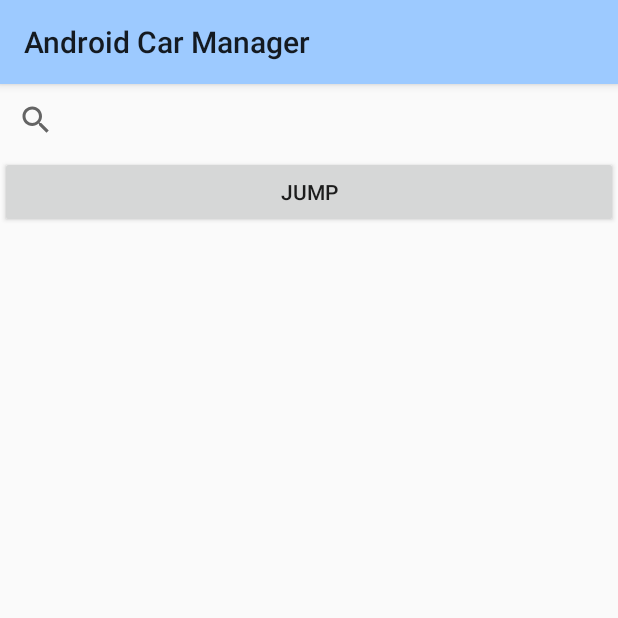
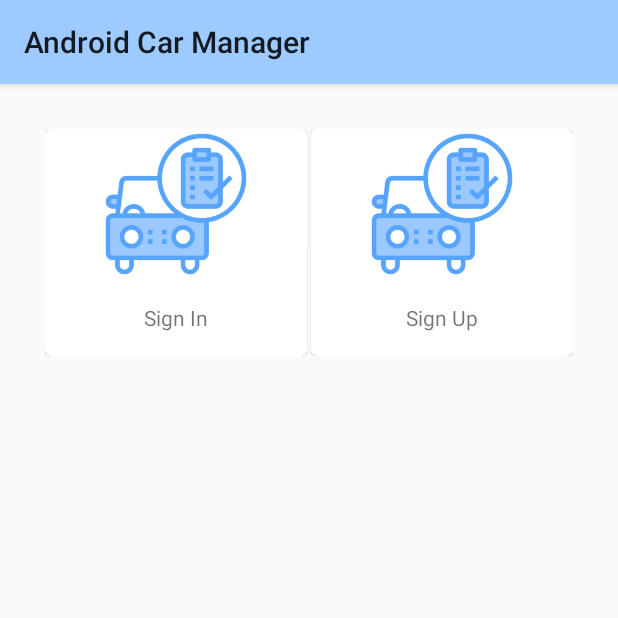
Before and after one commit to mrsaifullah52/android-car-manager, an Android app: the screen it shows after launch (MainActivity), on a phone screen of 412 x 824 dp, the top half of it. Run offline under Robolectric (Android 15) with nearby library versions, the light colour scheme and no system bars.

Commit message:
Added Dashboard(Main Screen Area)

```diff
--- a/app/src/main/java/com/softtechglobal/androidcarmanager/MainActivity.java
+++ b/app/src/main/java/com/softtechglobal/androidcarmanager/MainActivity.java
@@ -3,28 +3,39 @@ package com.softtechglobal.androidcarmanager;
 import android.content.Intent;
 import android.os.Bundle;
 import android.view.View;
-import android.widget.Button;
 
 import androidx.appcompat.app.AppCompatActivity;
 
+import com.google.android.material.card.MaterialCardView;
 import com.softtechglobal.androidcarmanager.usermanagement.Signin;
+import com.softtechglobal.androidcarmanager.usermanagement.Signup;
 
 
 public class MainActivity extends AppCompatActivity {
 
-    Button btn;
+    MaterialCardView cardView1,cardView2;
     @Override
     protected void onCreate(Bundle savedInstanceState) {
         super.onCreate(savedInstanceState);
         setContentView(R.layout.activity_main);
-        btn=(Button)findViewById(R.id.btn);
 
-        btn.setOnClickListener(new View.OnClickListener() {
+        cardView1=(MaterialCardView)findViewById(R.id.card1);
+        cardView2=(MaterialCardView)findViewById(R.id.card2);
+
+        cardView1.setOnClickListener(new View.OnClickListener() {
             @Override
             public void onClick(View v) {
                 Intent i=new Intent(MainActivity.this, Signin.class);
                 startActivity(i);
             }
         });
+
+        cardView2.setOnClickListener(new View.OnClickListener() {
+            @Override
+            public void onClick(View v) {
+                Intent i=new Intent(MainActivity.this, Signup.class);
+                startActivity(i);
+            }
+        });
     }
 }
--- a/app/src/main/res/layout/activity_main.xml
+++ b/app/src/main/res/layout/activity_main.xml
@@ -1,27 +1,84 @@
 <?xml version="1.0" encoding="utf-8"?>
-<RelativeLayout xmlns:android="http://schemas.android.com/apk/res/android"
+<ScrollView xmlns:android="http://schemas.android.com/apk/res/android"
     xmlns:app="http://schemas.android.com/apk/res-auto"
     xmlns:tools="http://schemas.android.com/tools"
     android:layout_width="match_parent"
     android:layout_height="match_parent"
-    tools:context=".MainActivity">
-
-    <SearchView
+    tools:context=".MainActivity"
+    android:padding="30dp"
+    >
+    <LinearLayout
         android:layout_width="match_parent"
         android:layout_height="wrap_content"
-        tools:layout_editor_absoluteX="50dp"
-        tools:layout_editor_absoluteY="45dp"
-        android:layout_alignParentRight="true"
-        android:id="@+id/sv"
-        />
+        android:orientation="vertical">
 
-    <Button
-        android:id="@+id/btn"
-        android:layout_width="match_parent"
-        android:layout_height="wrap_content"
+        <LinearLayout
+            android:layout_width="match_parent"
+            android:layout_height="wrap_content">
+            <com.google.android.material.card.MaterialCardView
+                android:layout_marginRight="1dp"
+                android:id="@+id/card1"
+                android:layout_weight="1"
+                android:layout_width="0dp"
+                android:layout_height="wrap_content"
+                android:clickable="true"
+                android:focusable="true">
 
-        android:layout_below="@id/sv"
-        android:text="@string/jump" />
+                <LinearLayout
+                    android:layout_width="match_parent"
+                    android:layout_height="wrap_content"
+                    android:orientation="vertical">
+                    <ImageView
+                        android:layout_width="100dp"
+                        android:layout_height="100dp"
+                        android:layout_gravity="center"
+                        app:srcCompat="@drawable/icon"
+                        android:scaleType="centerCrop"
+                        android:contentDescription="content_description_media"
+                        />
+                    <TextView
+                        android:layout_width="match_parent"
+                        android:layout_height="wrap_content"
+                        android:padding="16dp"
+                        android:text="Sign In"
+                        android:gravity="center"
+                        />
+                </LinearLayout>
 
+            </com.google.android.material.card.MaterialCardView>
 
-</RelativeLayout>
+            <com.google.android.material.card.MaterialCardView
+                android:layout_marginLeft="1dp"
+                android:id="@+id/card2"
+                android:layout_weight="1"
+                android:layout_width="0dp"
+                android:layout_height="wrap_content"
+                android:clickable="true"
+                android:focusable="true">
+
+                <LinearLayout
+                    android:layout_width="match_parent"
+                    android:layout_height="wrap_content"
+                    android:orientation="vertical">
+                    <ImageView
+                        android:layout_width="100dp"
+                        android:layout_height="100dp"
+                        android:layout_gravity="center"
+                        app:srcCompat="@drawable/icon"
+                        android:scaleType="centerCrop"
+                        android:contentDescription="content_description_media"
+                        />
+                    <TextView
+                        android:layout_width="match_parent"
+                        android:layout_height="wrap_content"
+                        android:padding="16dp"
+                        android:text="Sign Up"
+                        android:gravity="center"
+                        />
+                </LinearLayout>
+
+            </com.google.android.material.card.MaterialCardView>
+        </LinearLayout>
+
+    </LinearLayout>
+</ScrollView>
```
